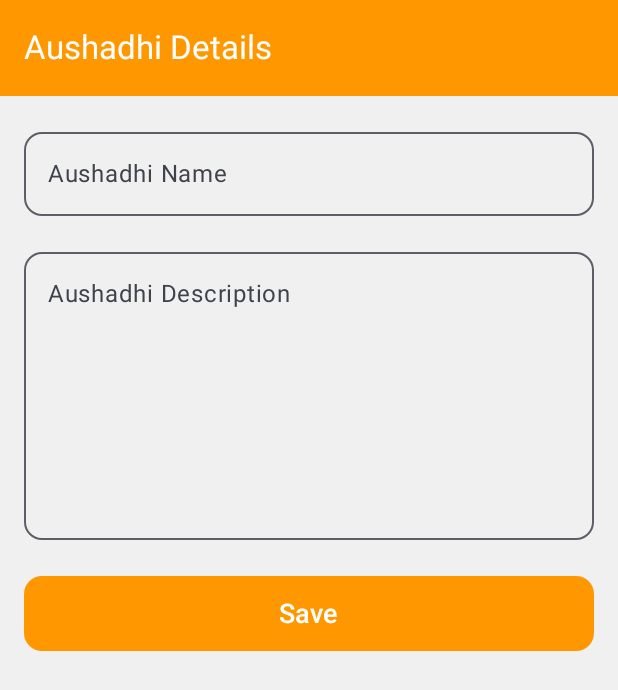
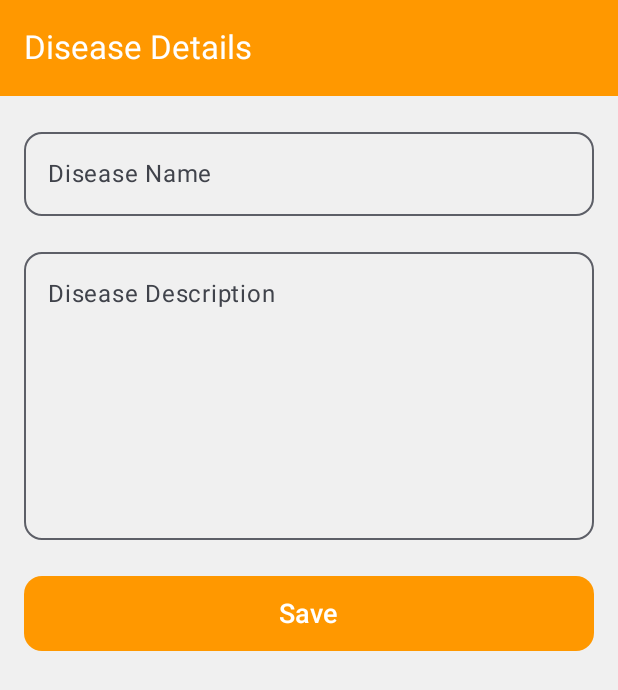
Before and after one commit to jaymaurya1256/Aushadhi, an Android app built with Jetpack Compose: the DiseaseScreen screen opened through its navigation route, after a tap on "Add+", on a phone screen of 412 x 824 dp. Shown: the top 690 px of the screen. Run offline under Robolectric (Android 15) with nearby library versions, the phone set to English and light mode, and no system bars; our stand-ins replace Dagger/Hilt's generated code, Room's generated code.

Commit message:
Create AddRecord screens and Detail screens

```diff
--- a/app/src/main/java/dev/vedics/aushadhi/database/dao/AushadhiDao.kt
+++ b/app/src/main/java/dev/vedics/aushadhi/database/dao/AushadhiDao.kt
@@ -22,4 +22,7 @@ interface AushadhiDao {
 
     @Query("SELECT * FROM aushadhi")
     fun getAll(): Flow<List<Aushadhi>>
+
+    @Query("SELECT * FROM aushadhi WHERE id = :id")
+    fun getAushadhiById(id: Int): Flow<Aushadhi>
 }
--- a/app/src/main/java/dev/vedics/aushadhi/database/dao/DiseaseDao.kt
+++ b/app/src/main/java/dev/vedics/aushadhi/database/dao/DiseaseDao.kt
@@ -13,14 +13,17 @@ import kotlinx.coroutines.flow.Flow
 @Dao
 interface DiseaseDao {
     @Insert(onConflict = OnConflictStrategy.REPLACE)
-    suspend fun insert(disease: Aushadhi)
+    suspend fun insert(disease: Disease)
 
     @Delete
-    suspend fun delete(disease: Aushadhi)
+    suspend fun delete(disease: Disease)
 
     @Update
-    suspend fun update(disease: Aushadhi)
+    suspend fun update(disease: Disease)
 
     @Query("SELECT * FROM disease")
     fun getAll(): Flow<List<Disease>>
+
+    @Query("SELECT * FROM disease WHERE id = :id")
+    fun getDiseaseById(id: Int): Flow<Disease>
 }
--- a/app/src/main/java/dev/vedics/aushadhi/database/entity/Disease.kt
+++ b/app/src/main/java/dev/vedics/aushadhi/database/entity/Disease.kt
@@ -6,7 +6,7 @@ import androidx.room.PrimaryKey
 @Entity(tableName = "disease")
 data class Disease(
     @PrimaryKey(autoGenerate = true)
-    val id: Int,
+    val id: Int = 0,
     val name: String,
     val description: String
 )
--- a/app/src/main/java/dev/vedics/aushadhi/ui/components/NavGraph.kt
+++ b/app/src/main/java/dev/vedics/aushadhi/ui/components/NavGraph.kt
@@ -2,17 +2,27 @@ package dev.vedics.aushadhi.ui.components
 
 import androidx.compose.runtime.Composable
 import androidx.compose.ui.unit.dp
+import androidx.navigation.NavType
 import androidx.navigation.compose.NavHost
 import androidx.navigation.compose.composable
 import androidx.navigation.compose.rememberNavController
+import androidx.navigation.navArgument
+import dev.vedics.Disease.ui.screens.disease.DiseaseDetail
 import dev.vedics.aushadhi.ui.screens.add.AddRecord
+import dev.vedics.aushadhi.ui.screens.aushadhi.AushadhiDetail
 import dev.vedics.aushadhi.ui.screens.aushadhi.AushadhiScreen
 import dev.vedics.aushadhi.ui.screens.disease.DiseaseScreen
 import dev.vedics.aushadhi.ui.screens.patient.PatientScreen
 import dev.vedics.aushadhi.utils.ADD_RECORD_SCREEN
+import dev.vedics.aushadhi.utils.AUSHADHI_DETAIL_ID
+import dev.vedics.aushadhi.utils.AUSHADHI_DETAIL_SCREEN
 import dev.vedics.aushadhi.utils.AUSHADHI_SCREEN
+import dev.vedics.aushadhi.utils.DISEASE_DETAIL_ID
+import dev.vedics.aushadhi.utils.DISEASE_DETAIL_SCREEN
 import dev.vedics.aushadhi.utils.DISEASE_SCREEN
 import dev.vedics.aushadhi.utils.PATIENT_SCREEN
+import dev.vedics.aushadhi.utils.RECORD_AUSHADHI
+import dev.vedics.aushadhi.utils.RECORD_TYPE
 
 @Composable
 fun AppNavigation() {
@@ -24,14 +34,41 @@ fun AppNavigation() {
         composable(route = AUSHADHI_SCREEN) {
             AushadhiScreen(navController)
         }
+
         composable(route = PATIENT_SCREEN) {
             PatientScreen(navController)
         }
+
         composable(route = DISEASE_SCREEN) {
             DiseaseScreen(navController)
         }
-        composable(route = ADD_RECORD_SCREEN) {
-            AddRecord(navController)
+
+        composable(
+            route = "$ADD_RECORD_SCREEN/{$RECORD_TYPE}",
+            arguments = listOf(navArgument(
+                RECORD_TYPE
+            ) { type = NavType.StringType })
+        ) { backStackEntry ->
+            backStackEntry.arguments?.getString(RECORD_TYPE)?.let {
+                AddRecord(navController, recordType = it)
+            }
         }
+
+        composable(
+            route = "$AUSHADHI_DETAIL_SCREEN/{$AUSHADHI_DETAIL_ID}",
+            arguments = listOf(navArgument(AUSHADHI_DETAIL_ID) { type = NavType.IntType })
+        ) { backStackEntry ->
+            val id = backStackEntry.arguments?.getInt(AUSHADHI_DETAIL_ID)
+            AushadhiDetail(navController = navController, id = id ?: 0)
+        }
+
+        composable(
+            route = "$DISEASE_DETAIL_SCREEN/{$DISEASE_DETAIL_ID}",
+            arguments = listOf(navArgument(DISEASE_DETAIL_ID) { type = NavType.IntType })
+        ) { backStackEntry ->
+            val id = backStackEntry.arguments?.getInt(DISEASE_DETAIL_ID)
+            DiseaseDetail(navController = navController, id = id ?: 0)
+        }
+
     }
 }
--- a/app/src/main/java/dev/vedics/aushadhi/ui/screens/add/AddRecord.kt
+++ b/app/src/main/java/dev/vedics/aushadhi/ui/screens/add/AddRecord.kt
@@ -39,23 +39,35 @@ import androidx.navigation.NavController
 import dev.vedics.aushadhi.ui.screens.add.AddRecordViewModel
 import dev.vedics.aushadhi.ui.theme.Orange
 import dev.vedics.aushadhi.utils.AUSHADHI_SCREEN
+import dev.vedics.aushadhi.utils.DISEASE_SCREEN
+import dev.vedics.aushadhi.utils.RECORD_AUSHADHI
+import dev.vedics.aushadhi.utils.RECORD_DISEASE
+import dev.vedics.aushadhi.utils.RECORD_PATIENT
 import kotlinx.coroutines.CoroutineScope
 import kotlinx.coroutines.Dispatchers
 import kotlinx.coroutines.launch
 
 @OptIn(ExperimentalMaterial3Api::class)
 @Composable
-fun AddRecord(navController: NavController, viewModel: AddRecordViewModel = hiltViewModel()) {
-    var aushadhiName by remember { mutableStateOf("") }
-    var aushadhiDescription by remember { mutableStateOf("") }
+fun AddRecord(
+    navController: NavController,
+    recordType: String,
+    viewModel: AddRecordViewModel = hiltViewModel()
 
-    Scaffold(topBar = {
+) {
+    var name by remember { mutableStateOf("") }
+    var description by remember { mutableStateOf("") }
+
+    Scaffold(
+        topBar = {
             TopAppBar(
-            title = { Text("Aushadhi Details") }, colors = TopAppBarDefaults.smallTopAppBarColors(
+                title = { Text("$recordType Details") },
+                colors = TopAppBarDefaults.smallTopAppBarColors(
                     containerColor = Orange, titleContentColor = Color.White
                 )
             )
-    }, content = { padding ->
+        },
+        content = { padding ->
             Column(
                 modifier = Modifier
                     .fillMaxSize()
@@ -65,11 +77,10 @@ fun AddRecord(navController: NavController, viewModel: AddRecordViewModel = hilt
                 horizontalAlignment = Alignment.CenterHorizontally,
                 verticalArrangement = Arrangement.Top
             ) {
-            // Aushadhi Name Field
                 OutlinedTextField(
-                value = aushadhiName,
-                onValueChange = { aushadhiName = it },
-                label = { Text("Aushadhi Name") },
+                    value = name,
+                    onValueChange = { name = it },
+                    label = { Text("$recordType Name") },
                     modifier = Modifier.fillMaxWidth(),
                     keyboardOptions = KeyboardOptions.Default.copy(
                         imeAction = ImeAction.Next, keyboardType = KeyboardType.Text
@@ -84,11 +95,10 @@ fun AddRecord(navController: NavController, viewModel: AddRecordViewModel = hilt
 
                 Spacer(modifier = Modifier.height(16.dp))
 
-            // Aushadhi Description Field
                 OutlinedTextField(
-                value = aushadhiDescription,
-                onValueChange = { aushadhiDescription = it },
-                label = { Text("Aushadhi Description") },
+                    value = description,
+                    onValueChange = { description = it },
+                    label = { Text("$recordType Description") },
                     modifier = Modifier
                         .fillMaxWidth()
                         .height(200.dp),
@@ -110,11 +120,24 @@ fun AddRecord(navController: NavController, viewModel: AddRecordViewModel = hilt
                 Button(
                     onClick = {
                         CoroutineScope(Dispatchers.IO).launch {
-                        viewModel.saveRecords(
-                            aushadhiName = aushadhiName, description = aushadhiDescription
+                            when (recordType) {
+                                RECORD_AUSHADHI -> {
+                                    viewModel.saveAushadhiRecords(
+                                        name = name, description = description
                                     )
                                 }
-                    navController.navigate(AUSHADHI_SCREEN)
+
+                                RECORD_DISEASE -> {
+                                    viewModel.saveDiseaseRecords(
+                                        name = name, description = description
+                                    )
+                                }
+                            }
+                        }
+                        when (recordType) {
+                            RECORD_AUSHADHI -> navController.navigate(AUSHADHI_SCREEN)
+                            RECORD_DISEASE -> navController.navigate(DISEASE_SCREEN)
+                        }
                     },
                     colors = ButtonDefaults.buttonColors(containerColor = Orange),
                     modifier = Modifier
@@ -125,5 +148,6 @@ fun AddRecord(navController: NavController, viewModel: AddRecordViewModel = hilt
                     Text("Save", fontSize = 18.sp)
                 }
             }
-    })
         }
+    )
+}
--- a/app/src/main/java/dev/vedics/aushadhi/ui/screens/add/AddRecordViewModel.kt
+++ b/app/src/main/java/dev/vedics/aushadhi/ui/screens/add/AddRecordViewModel.kt
@@ -3,12 +3,23 @@ package dev.vedics.aushadhi.ui.screens.add
 import androidx.lifecycle.ViewModel
 import dagger.hilt.android.lifecycle.HiltViewModel
 import dev.vedics.aushadhi.database.dao.AushadhiDao
+import dev.vedics.aushadhi.database.dao.DiseaseDao
+import dev.vedics.aushadhi.database.dao.PatientsDao
 import dev.vedics.aushadhi.database.entity.Aushadhi
+import dev.vedics.aushadhi.database.entity.Disease
 import javax.inject.Inject
 
 @HiltViewModel
-class AddRecordViewModel @Inject constructor(private val aushadhiDao: AushadhiDao): ViewModel() {
-    suspend fun saveRecords(aushadhiName: String, description: String) {
-        aushadhiDao.insert(Aushadhi(name = aushadhiName, description = description))
+class AddRecordViewModel @Inject constructor(
+    private val aushadhiDao: AushadhiDao,
+    private val diseaseDao: DiseaseDao
+) : ViewModel() {
+    suspend fun saveAushadhiRecords(name: String, description: String) {
+        aushadhiDao.insert(Aushadhi(name = name, description = description))
     }
+
+    suspend fun saveDiseaseRecords(name: String, description: String) {
+        diseaseDao.insert(Disease(name = name, description = description))
+    }
+
 }
--- a/app/src/main/java/dev/vedics/aushadhi/ui/screens/aushadhi/AushadhiViewModel.kt
+++ b/app/src/main/java/dev/vedics/aushadhi/ui/screens/aushadhi/AushadhiViewModel.kt
@@ -8,6 +8,8 @@ import kotlinx.coroutines.flow.Flow
 import javax.inject.Inject
 
 @HiltViewModel
-class AushadhiViewModel @Inject constructor(aushadhiDao: AushadhiDao) : ViewModel() {
+class AushadhiViewModel @Inject constructor(private val aushadhiDao: AushadhiDao) : ViewModel() {
     val listOfAushadhi = aushadhiDao.getAll()
+
+    fun getAushadhiById(id: Int): Flow<Aushadhi> = aushadhiDao.getAushadhiById(id)
 }
--- a/app/src/main/java/dev/vedics/aushadhi/ui/screens/disease/Disease.kt
+++ b/app/src/main/java/dev/vedics/aushadhi/ui/screens/disease/Disease.kt
@@ -29,6 +29,9 @@ import dev.vedics.aushadhi.ui.components.BottomNavigationBar
 import dev.vedics.aushadhi.ui.components.ListItemMain
 import dev.vedics.aushadhi.utils.ADD_RECORD_SCREEN
 import dev.vedics.aushadhi.utils.ButtonType
+import dev.vedics.aushadhi.utils.RECORD_AUSHADHI
+import dev.vedics.aushadhi.utils.RECORD_DISEASE
+import dev.vedics.aushadhi.utils.ScreenType
 
 @Composable
 fun DiseaseScreen(
@@ -62,7 +65,7 @@ fun DiseaseScreen(
                 )
             ) {
                 items(items) { item ->
-                    ListItemMain(diseaseList[item].name, diseaseList[item].description)
+                    ListItemMain(diseaseList[item].id, diseaseList[item].name, diseaseList[item].description, navController, ScreenType.DISEASE)
                 }
             }
             BottomNavigationBar(navController = navController,
@@ -72,13 +75,13 @@ fun DiseaseScreen(
 
             AddButton(
                 text = "Add+",
-                category = ButtonType.ADD_AUSHADHI,
+                category = ButtonType.ADD_DISEASE,
                 modifier = Modifier
                     .align(Alignment.BottomEnd)
                     .padding(vertical = bottomNavHeight.toDp() + 8.dp)
                     .padding(16.dp)
             ) {
-                navController.navigate(ADD_RECORD_SCREEN)
+                navController.navigate(route = "$ADD_RECORD_SCREEN/$RECORD_DISEASE")
             }
         }
     }
--- a/app/src/main/java/dev/vedics/aushadhi/ui/screens/disease/DiseaseViewModel.kt
+++ b/app/src/main/java/dev/vedics/aushadhi/ui/screens/disease/DiseaseViewModel.kt
@@ -3,9 +3,14 @@ package dev.vedics.aushadhi.ui.screens.disease
 import androidx.lifecycle.ViewModel
 import dagger.hilt.android.lifecycle.HiltViewModel
 import dev.vedics.aushadhi.database.dao.DiseaseDao
+import dev.vedics.aushadhi.database.entity.Aushadhi
+import dev.vedics.aushadhi.database.entity.Disease
+import kotlinx.coroutines.flow.Flow
 import javax.inject.Inject
 
 @HiltViewModel
-class DiseaseViewModel @Inject constructor(diseaseDao: DiseaseDao): ViewModel() {
+class DiseaseViewModel @Inject constructor(private val diseaseDao: DiseaseDao): ViewModel() {
     val listOfDisease = diseaseDao.getAll()
+
+    fun getDiseaseById(id: Int): Flow<Disease> = diseaseDao.getDiseaseById(id)
 }
--- /dev/null
+++ b/app/src/main/java/dev/vedics/aushadhi/ui/screens/patient/PatientDetail.kt
@@ -0,0 +1 @@
+package dev.vedics.aushadhi.ui.screens.patient
--- a/app/src/main/java/dev/vedics/aushadhi/utils/Constants.kt
+++ b/app/src/main/java/dev/vedics/aushadhi/utils/Constants.kt
@@ -6,7 +6,6 @@ const val PATIENT_INFO_TABLE_NAME = "patientInfo"
 const val PATIENT_INFO_COLUMN_ID = "id"
 const val PATIENT_INFO_NAME = "name"
 const val PATIENT_INFO_PATIENT_ID = "patientId"
-
 //Visit constants
 const val VISITS_TABLE_NAME = "visits"
 const val VISIT_ID = "visitId"
@@ -21,3 +20,16 @@ const val AUSHADHI_SCREEN = "aushadhi"
 const val PATIENT_SCREEN = "patient"
 const val DISEASE_SCREEN = "disease"
 const val ADD_RECORD_SCREEN = "addRecordScreen"
+const val AUSHADHI_DETAIL_SCREEN = "aushadhiDetailScreen"
+const val DISEASE_DETAIL_SCREEN = "aushadhiDetailScreen"
+const val PATIENT_DETAIL_SCREEN = "aushadhiDetailScreen"
+
+//ADD RECORD CONSTANTS
+const val RECORD_AUSHADHI = "Aushadhi"
+const val RECORD_DISEASE = "Disease"
+const val RECORD_PATIENT = "Patient"
+const val RECORD_TYPE = "recordType"
+
+//AUSHADHI DETAIL CONSTANTS
+const val AUSHADHI_DETAIL_ID = "aushadhiId"
+const val DISEASE_DETAIL_ID = "aushadhiId"
```
Also changed, not shown: app/src/main/java/dev/vedics/aushadhi/ui/components/ListItemMain.kt (+18 -1 lines), app/src/main/java/dev/vedics/aushadhi/ui/screens/aushadhi/Aushadhi.kt (+5 -3 lines), app/src/main/java/dev/vedics/aushadhi/ui/screens/aushadhi/AushadhiDetail.kt (added, +69 -0 lines), app/src/main/java/dev/vedics/aushadhi/ui/screens/disease/DiseaseDetail.kt (added, +71 -0 lines), app/src/main/java/dev/vedics/aushadhi/ui/screens/patient/Patients.kt (+5 -2 lines), app/src/main/java/dev/vedics/aushadhi/utils/ButtonType.kt (+5 -9 lines). Lines whose indentation alone changed are shown as unchanged.
